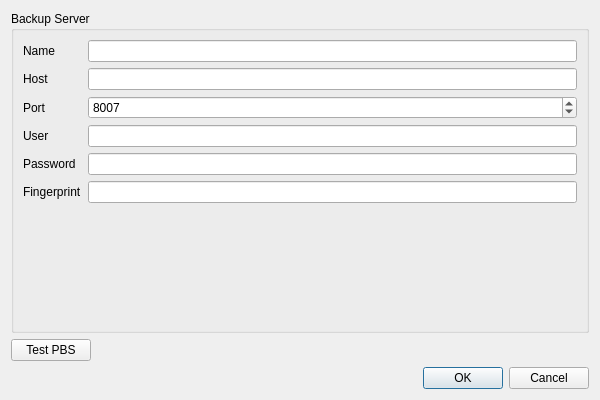
Old version of the form tools/pbseditor.ui in the repository theinvisible/tiBackupUi.
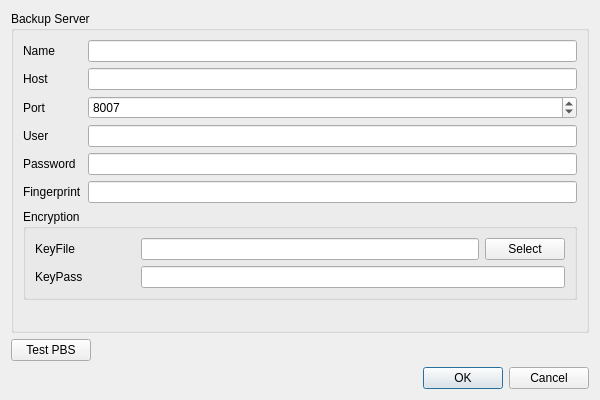
New version of the form.

Commit message: Add encryption support for PBS, health check for tibackup service

```diff
--- a/tools/pbseditor.ui
+++ b/tools/pbseditor.ui
@@ -101,6 +101,66 @@
         </item>
        </layout>
       </item>
+      <item>
+       <widget class="QGroupBox" name="groupBox_2">
+        <property name="title">
+         <string>Encryption</string>
+        </property>
+        <layout class="QVBoxLayout" name="verticalLayout_3">
+         <item>
+          <layout class="QHBoxLayout" name="horizontalLayout_2">
+           <item>
+            <widget class="QLabel" name="label_7">
+             <property name="minimumSize">
+              <size>
+               <width>100</width>
+               <height>0</height>
+              </size>
+             </property>
+             <property name="text">
+              <string>KeyFile</string>
+             </property>
+            </widget>
+           </item>
+           <item>
+            <widget class="QLineEdit" name="leKeyFile"/>
+           </item>
+           <item>
+            <widget class="QPushButton" name="btnSelectKeyFile">
+             <property name="text">
+              <string>Select</string>
+             </property>
+            </widget>
+           </item>
+          </layout>
+         </item>
+         <item>
+          <layout class="QHBoxLayout" name="horizontalLayout_4">
+           <item>
+            <widget class="QLabel" name="label_8">
+             <property name="minimumSize">
+              <size>
+               <width>100</width>
+               <height>0</height>
+              </size>
+             </property>
+             <property name="text">
+              <string>KeyPass</string>
+             </property>
+            </widget>
+           </item>
+           <item>
+            <widget class="QLineEdit" name="leKeyPass">
+             <property name="echoMode">
+              <enum>QLineEdit::Password</enum>
+             </property>
+            </widget>
+           </item>
+          </layout>
+         </item>
+        </layout>
+       </widget>
+      </item>
       <item>
        <spacer name="verticalSpacer">
         <property name="orientation">
```
The commit also changes 6 other files.
